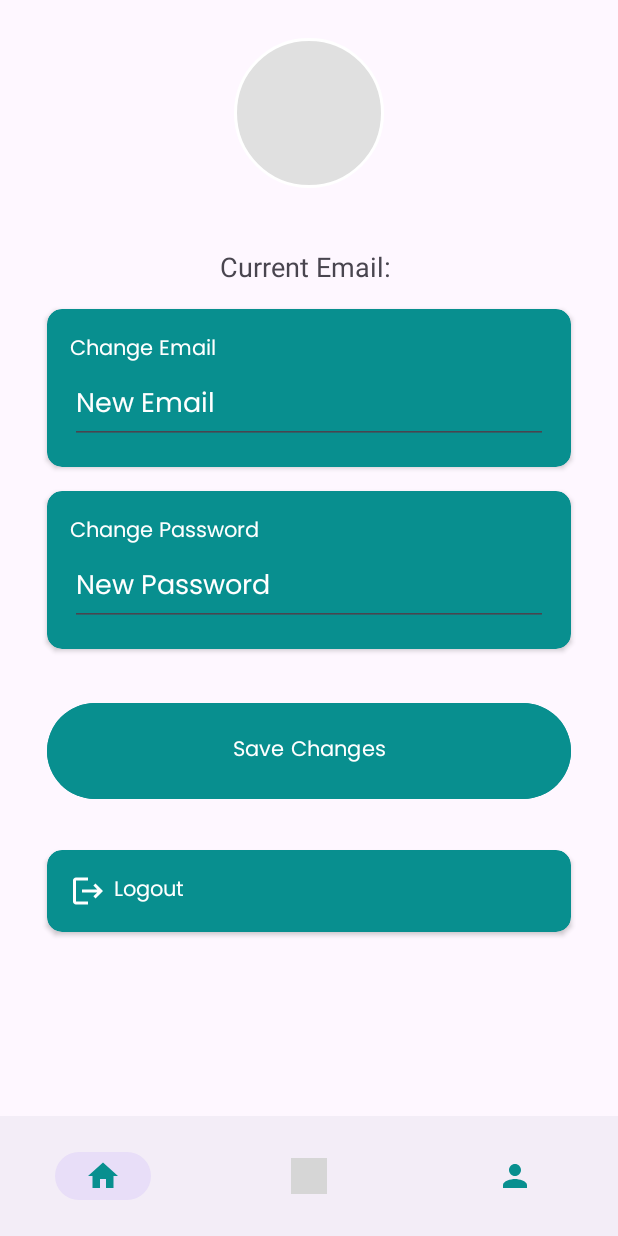
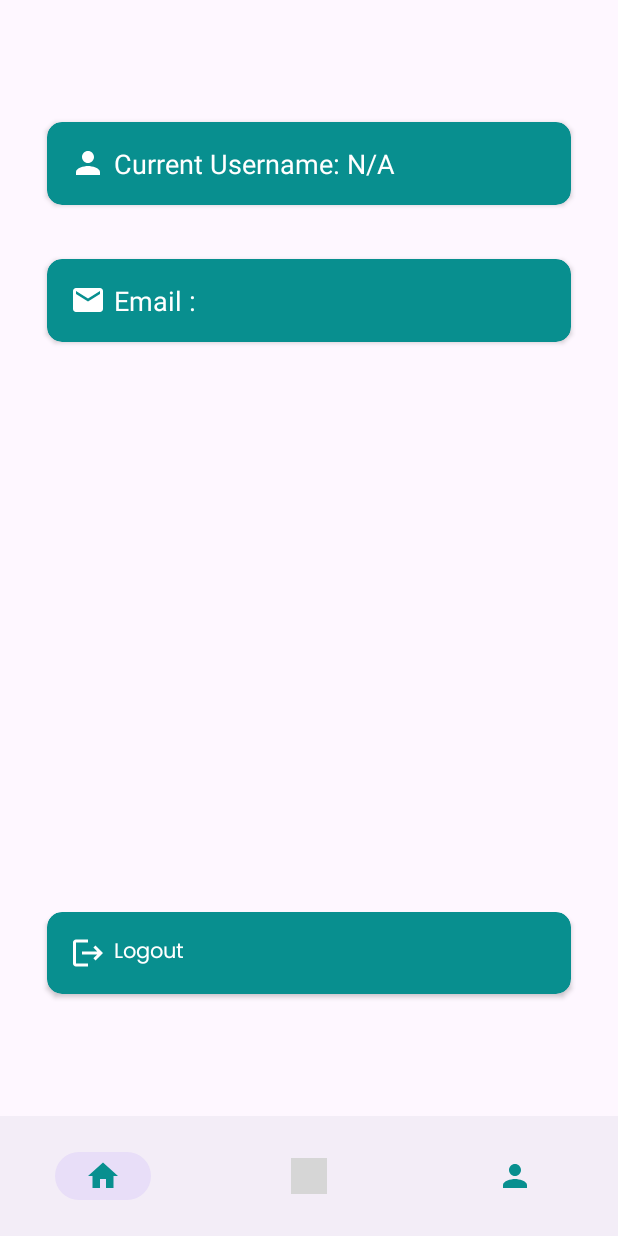
Before and after one commit to sagarlama0102/TaskHubKotlin, an Android app: the fragment ProfileFragment placed in its activity, on a phone screen of 412 x 824 dp. Run offline under Robolectric (Android 15) with nearby library versions, the light colour scheme and no system bars; our stand-ins replace Firebase (no records; nobody signed in at launch, a user with empty details on screens opened directly); grey boxes are pictures that could not be loaded.

Commit message:
Username,email display

```diff
--- a/app/src/main/java/com/example/finaltaskmanager/ui/activity/SplashActivity.kt
+++ b/app/src/main/java/com/example/finaltaskmanager/ui/activity/SplashActivity.kt
@@ -35,7 +35,7 @@ class SplashActivity : AppCompatActivity() {
                 startActivity(intent)
             }
             finish() // Close the SplashActivity
-        }, 3000)
+        }, 2000)
 
         ViewCompat.setOnApplyWindowInsetsListener(findViewById(R.id.main)) { v, insets ->
             val systemBars = insets.getInsets(WindowInsetsCompat.Type.systemBars())
--- a/app/src/main/java/com/example/finaltaskmanager/ui/fragment/ProfileFragment.kt
+++ b/app/src/main/java/com/example/finaltaskmanager/ui/fragment/ProfileFragment.kt
@@ -17,10 +17,8 @@ class ProfileFragment : Fragment() {
 
     private lateinit var auth: FirebaseAuth
     private lateinit var userRepository: UserRepositoryImpl
-
     private lateinit var currentEmailTextView: TextView
-    private lateinit var newEmailEditText: EditText
-    private lateinit var saveChangesButton: Button
+    private lateinit var currentUsernameTextView: TextView
     private lateinit var logoutCardView: CardView
 
     override fun onCreateView(
@@ -35,41 +33,38 @@ class ProfileFragment : Fragment() {
 
         // Bind UI components from the XML
         currentEmailTextView = view.findViewById(R.id.currentEmailTextView)
-        newEmailEditText = view.findViewById(R.id.newEmail)
-        saveChangesButton = view.findViewById(R.id.saveChangesButton)
+        currentUsernameTextView = view.findViewById(R.id.currentUsernameTextView)
+
         logoutCardView = view.findViewById(R.id.logout)
 
-        // Display the currently logged in user's email directly from FirebaseAuth
+        // Display the currently logged in user's email and username directly from FirebaseAuth and Database
         val currentUser = auth.currentUser
         if (currentUser != null) {
-            currentEmailTextView.text = "Current Email: ${currentUser.email}"
+            currentEmailTextView.text = "Email : ${currentUser.email}"
+            userRepository.getUserData(currentUser.uid) { userModel ->
+                if (userModel != null) {
+                    currentUsernameTextView.text = "Username : ${userModel.username}"
+                } else {
+                    currentUsernameTextView.text = "Current Username: N/A"
+                }
+            }
         } else {
             currentEmailTextView.text = "Not logged in"
-        }
-
-        // Set click listener for saving changes (update email)
-        saveChangesButton.setOnClickListener {
-            val newEmail = newEmailEditText.text.toString().trim()
-            if (newEmail.isEmpty()) {
-                Toast.makeText(requireContext(), "Please enter a new email", Toast.LENGTH_SHORT).show()
-            } else {
-                updateCredentials(newEmail)
-            }
+            currentUsernameTextView.text = "Username : N/A"
         }
 
         // Set click listener for logout
         logoutCardView.setOnClickListener {
             logout()
         }
-
         return view
     }
 
     /**
-     * Updates the user's email in Firebase Auth and then updates the corresponding
+     * Updates the user's email and username in Firebase Auth and then updates the corresponding
      * record in the Firebase Realtime Database.
      */
-    private fun updateCredentials(newEmail: String) {
+    private fun updateCredentials(newEmail: String, newUsername: String) {
         val user = auth.currentUser
         if (user == null) {
             Toast.makeText(requireContext(), "User not authenticated", Toast.LENGTH_SHORT).show()
@@ -84,19 +79,23 @@ class ProfileFragment : Fragment() {
                     // Update UI to reflect the new email
                     currentEmailTextView.text = "Current Email: $newEmail"
 
-                    // Optionally update email in your Firebase Realtime Database record
+                    // Update username and email in Firebase Realtime Database
                     userRepository.getUserData(user.uid) { userModel ->
                         if (userModel != null) {
                             userModel.email = newEmail
+                            userModel.username = newUsername
                             userRepository.updateUserData(user.uid, userModel) { success, message ->
-                                if (!success) {
+                                if (success) {
+                                    Toast.makeText(requireContext(), "User data updated successfully", Toast.LENGTH_SHORT).show()
+                                    currentUsernameTextView.text = "Current Username: $newUsername"
+                                } else {
                                     Toast.makeText(requireContext(), "DB update failed: $message", Toast.LENGTH_SHORT).show()
                                 }
                             }
                         }
                     }
                 } else {
-                    Toast.makeText(requireContext(), "Failed to update email", Toast.LENGTH_SHORT).show()
+                    Toast.makeText(requireContext(), "Failed to update email: ${task.exception?.message}", Toast.LENGTH_SHORT).show()
                 }
             }
     }
--- /dev/null
+++ b/app/src/main/res/drawable/baseline_email_24.xml
@@ -0,0 +1,5 @@
+<vector xmlns:android="http://schemas.android.com/apk/res/android" android:height="24dp" android:tint="#000000" android:viewportHeight="24" android:viewportWidth="24" android:width="24dp">
+
+    <path android:fillColor="@android:color/white" android:pathData="M20,4L4,4c-1.1,0 -1.99,0.9 -1.99,2L2,18c0,1.1 0.9,2 2,2h16c1.1,0 2,-0.9 2,-2L22,6c0,-1.1 -0.9,-2 -2,-2zM20,8l-8,5 -8,-5L4,6l8,5 8,-5v2z"/>
+
+</vector>
--- a/app/src/main/res/layout/activity_add_project.xml
+++ b/app/src/main/res/layout/activity_add_project.xml
@@ -15,7 +15,6 @@
         android:text="Create Your Project here"
         android:fontFamily="@font/poppinsbold"
         android:textSize="26sp"
-        android:textColor="@color/white"
         android:textStyle="bold"
         app:layout_constraintTop_toTopOf="parent"
         app:layout_constraintStart_toStartOf="parent"
--- a/app/src/main/res/layout/activity_add_task.xml
+++ b/app/src/main/res/layout/activity_add_task.xml
@@ -17,7 +17,6 @@
         android:text="Create Your Task"
         android:fontFamily="@font/poppinsbold"
         android:textSize="26sp"
-        android:textColor="@color/white"
         android:textStyle="bold"
         app:layout_constraintTop_toTopOf="parent"
         app:layout_constraintStart_toStartOf="parent"
--- a/app/src/main/res/layout/activity_update_project.xml
+++ b/app/src/main/res/layout/activity_update_project.xml
@@ -15,7 +15,6 @@
         android:text="Make Changes To Your Project"
         android:textSize="26sp"
         android:fontFamily="@font/poppinsbold"
-        android:textColor="@color/white"
         android:textStyle="bold"
         android:textAlignment="center"
         app:layout_constraintTop_toTopOf="parent"
--- a/app/src/main/res/layout/activity_update_task.xml
+++ b/app/src/main/res/layout/activity_update_task.xml
@@ -17,7 +17,7 @@
         android:text="Update Your Task"
         android:textSize="26sp"
         android:fontFamily="@font/poppinsbold"
-        android:textColor="@color/white"
+
         android:textStyle="bold"
         android:textAlignment="center"
         app:layout_constraintTop_toTopOf="parent"
--- a/app/src/main/res/layout/fragment_profile2.xml
+++ b/app/src/main/res/layout/fragment_profile2.xml
@@ -8,32 +8,11 @@
     android:orientation="vertical"
     tools:context=".ui.fragment.ProfileFragment">
 
-    <ImageView
-        android:id="@+id/profileImage"
-        android:layout_width="100dp"
-        android:layout_height="100dp"
-        android:layout_gravity="center"
-        android:layout_marginTop="24dp"
-        android:layout_marginBottom="40dp"
-        android:background="@drawable/circle_shapes"
-        android:contentDescription="Profile Image"
-        android:onClick="selectProfileImage"
-        android:padding="8dp"
-        android:scaleType="centerCrop" />
-
-    <TextView
-        android:id="@+id/currentEmailTextView"
-        android:layout_width="wrap_content"
-        android:layout_height="wrap_content"
-        android:text="Current Email: "
-        android:layout_gravity="center"
-        android:layout_marginBottom="16dp"
-        android:textSize="18sp"/>
-
     <androidx.cardview.widget.CardView
         android:layout_marginStart="30dp"
         android:layout_marginEnd="30dp"
         android:layout_marginBottom="16dp"
+        android:layout_marginTop="80dp"
         app:cardBackgroundColor="@color/green"
         app:cardCornerRadius="10dp"
         android:layout_width="match_parent"
@@ -41,32 +20,29 @@
         <LinearLayout
             android:layout_width="match_parent"
             android:layout_height="wrap_content"
-            android:orientation="vertical"
+            android:orientation="horizontal"
             android:padding="15dp">
-
+            <ImageView
+                android:layout_width="wrap_content"
+                android:layout_height="wrap_content"
+                android:src="@drawable/baseline_person_24"
+                app:tint="@color/white" />
             <TextView
-                android:text="Change Email"
+                android:id="@+id/currentUsernameTextView"
+                android:layout_marginStart="5dp"
+                android:text="Username : "
+                android:layout_width="wrap_content"
                 android:textColor="@color/white"
-                android:fontFamily="@font/poppinsregular"
-                android:layout_width="wrap_content"
-                android:layout_height="wrap_content" />
-
-            <EditText
-                android:id="@+id/newEmail"
-                android:layout_width="match_parent"
                 android:layout_height="wrap_content"
-                android:fontFamily="@font/poppinsregular"
-                android:hint="New Email"
-                android:textColor="@color/white"
-                android:textColorHint="@color/white"
-                android:inputType="textEmailAddress" />
+                android:textSize="18sp"/>
         </LinearLayout>
     </androidx.cardview.widget.CardView>
 
     <androidx.cardview.widget.CardView
         android:layout_marginStart="30dp"
         android:layout_marginEnd="30dp"
-        android:layout_marginBottom="16dp"
+        android:layout_marginBottom="30dp"
+        android:layout_marginTop="20dp"
         app:cardBackgroundColor="@color/green"
         app:cardCornerRadius="10dp"
         android:layout_width="match_parent"
@@ -74,46 +50,33 @@
         <LinearLayout
             android:layout_width="match_parent"
             android:layout_height="wrap_content"
-            android:orientation="vertical"
+            android:orientation="horizontal"
             android:padding="15dp">
 
+            <ImageView
+                android:layout_width="wrap_content"
+                android:layout_height="wrap_content"
+                android:src="@drawable/baseline_email_24"
+                app:tint="@color/white" />
+
             <TextView
-                android:text="Change Password"
+                android:id="@+id/currentEmailTextView"
+                android:layout_marginStart="5dp"
+                android:text="Email : "
+                android:layout_width="wrap_content"
                 android:textColor="@color/white"
-                android:fontFamily="@font/poppinsregular"
-                android:layout_width="wrap_content"
-                android:layout_height="wrap_content" />
-
-            <EditText
-                android:id="@+id/newPassword"
-                android:layout_width="match_parent"
                 android:layout_height="wrap_content"
-                android:hint="New Password"
-                android:fontFamily="@font/poppinsregular"
-                android:textColor="@color/white"
-                android:textColorHint="@color/white"
-                android:inputType="textPassword" />
+                android:textSize="18sp"/>
         </LinearLayout>
     </androidx.cardview.widget.CardView>
 
-    <Button
-        android:id="@+id/saveChangesButton"
-        android:layout_width="match_parent"
-        android:layout_height="wrap_content"
-        android:layout_marginStart="30dp"
-        android:layout_marginTop="16dp"
-        android:layout_marginEnd="30dp"
-        android:layout_marginBottom="30dp"
-        android:fontFamily="@font/poppinsregular"
-        android:backgroundTint="@color/green"
-        android:padding="20dp"
-        android:text="Save Changes"
-        android:textColor="@color/white" />
+
 
     <androidx.cardview.widget.CardView
         android:layout_marginStart="30dp"
         android:layout_marginEnd="30dp"
         android:layout_marginBottom="30dp"
+        android:layout_marginTop="350dp"
         app:cardBackgroundColor="@color/green"
         android:id="@+id/logout"
         app:cardCornerRadius="10dp"
```
